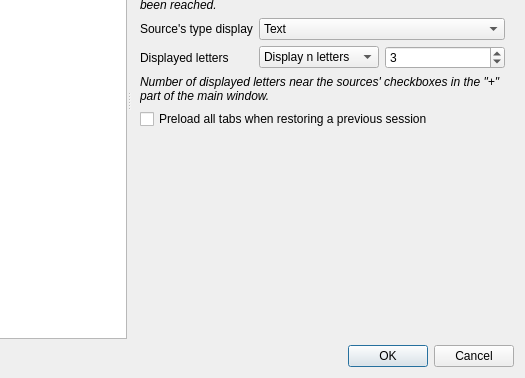
This is src/gui/src/settings/options-window.ui in Bionus/imgbrd-grabber as Qt 5 draws it before an edit; both pictures show x 141 to 666 and y 150 to 528 of the 666 by 528 pixel window. The edited form follows.
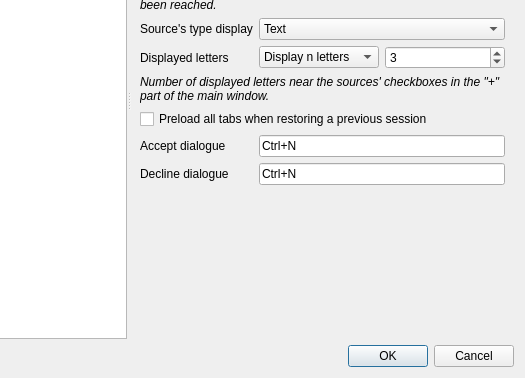
This is the edited form. The open tabs and pages were chosen to show the change. Icons and pictures are not drawn.

Diff of the .ui file:
```diff
--- a/src/gui/src/settings/options-window.ui
+++ b/src/gui/src/settings/options-window.ui
@@ -1496,6 +1496,34 @@
           </property>
          </widget>
         </item>
+        <item row="10" column="0">
+         <widget class="QLabel" name="labelDeclineDialogue">
+          <property name="text">
+           <string>Decline dialogue</string>
+          </property>
+         </widget>
+        </item>
+        <item row="10" column="1">
+         <widget class="QKeySequenceEdit" name="keyDeclineDialogue">
+          <property name="keySequence">
+           <string>Ctrl+N</string>
+          </property>
+         </widget>
+        </item>
+        <item row="9" column="0">
+         <widget class="QLabel" name="labelAcceptDialogue">
+          <property name="text">
+           <string>Accept dialogue</string>
+          </property>
+         </widget>
+        </item>
+        <item row="9" column="1">
+         <widget class="QKeySequenceEdit" name="keyAcceptDialogue">
+          <property name="keySequence">
+           <string>Ctrl+N</string>
+          </property>
+         </widget>
+        </item>
        </layout>
       </widget>
       <widget class="QWidget" name="pageInterfaceMainWindow">
```
Left out of the diff: 10 changed lines with no effect on the pictures.
